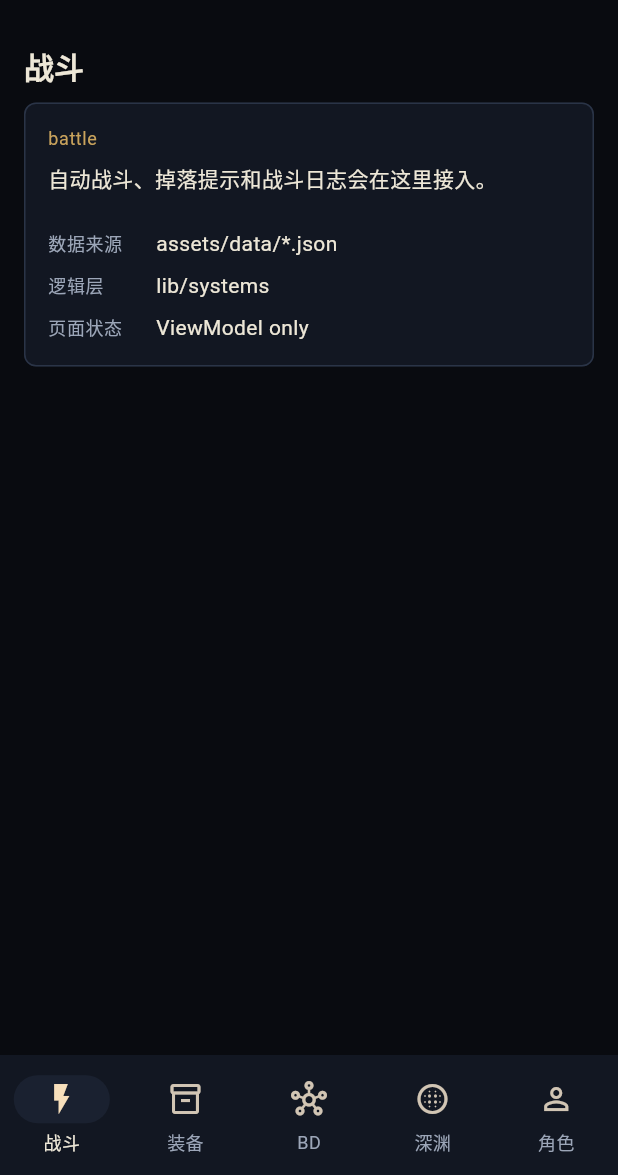
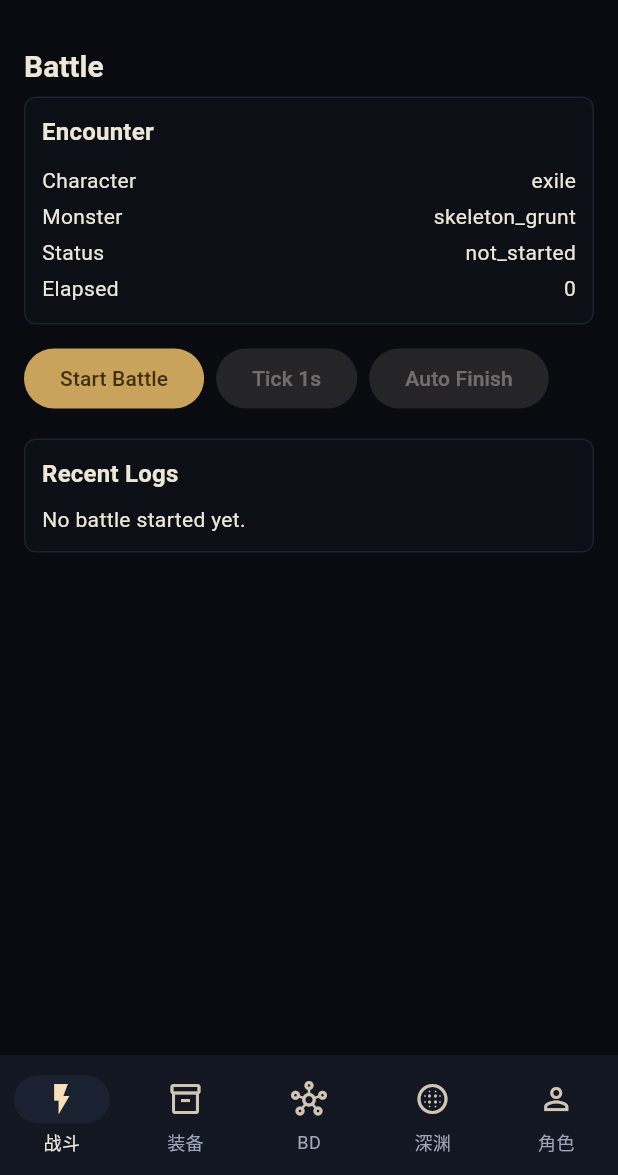
Before and after one commit to zton100/AhGame, a Flutter app: the screen it shows after launch, on a phone screen of 412 x 824 dp, the part 61-1236 px from its top. Run offline on Flutter 3.47's test engine with Material 3 defaults, Android fonts, the phone set to English and light mode, and no system bars; our stand-ins replace flutter_riverpod, hive, hive_flutter; accounts and stored records are empty.

Commit message:
feat: add battle page

```diff
--- /dev/null
+++ b/lib/features/battle/battle_controller.dart
@@ -0,0 +1,133 @@
+import '../../core/save/player_save_provider.dart';
+import '../../models/battle_settlement_report.dart';
+import '../../models/battle_state.dart';
+import '../../models/monster_config.dart';
+import '../../models/save_data.dart';
+import '../../systems/battle/battle_settlement_service.dart';
+import '../../systems/battle/battle_simulator.dart';
+import '../../systems/character/character_service.dart';
+import '../../systems/character/class_service.dart';
+import '../../systems/config/game_database.dart';
+import '../../systems/monsters/monster_factory.dart';
+import '../../systems/monsters/monster_service.dart';
+import '../../systems/skills/skill_service.dart';
+import '../../systems/stats/character_final_stats_service.dart';
+
+class BattleController {
+  BattleController({
+    BattleSimulator simulator = const BattleSimulator(),
+    BattleSettlementService settlementService = const BattleSettlementService(),
+    MonsterFactory monsterFactory = const MonsterFactory(),
+    String fixedMonsterId = 'skeleton_grunt',
+  })  : _simulator = simulator,
+        _settlementService = settlementService,
+        _monsterFactory = monsterFactory,
+        _fixedMonsterId = fixedMonsterId;
+
+  final BattleSimulator _simulator;
+  final BattleSettlementService _settlementService;
+  final MonsterFactory _monsterFactory;
+  final String _fixedMonsterId;
+
+  BattleState? battle;
+  MonsterConfig? monsterConfig;
+  BattleSettlementReport? settlementReport;
+  String? errorMessage;
+
+  bool get canSettle => battle?.result == BattleResult.victory;
+  bool get hasSettled => settlementReport?.accepted == true;
+
+  void createBattle({
+    required SaveData saveData,
+    required GameDatabase database,
+  }) {
+    final character = CharacterService(
+      classService: ClassService(database),
+    ).restoreFromSave(saveData);
+    final inventory = inventoryStateFromSave(saveData.inventory);
+    final computedStats = const CharacterFinalStatsService().compute(
+      character: character,
+      loadout: inventory.equipmentLoadout,
+      inventory: inventory,
+      database: database,
+    );
+    final skillService = SkillService(database);
+    final monsterService = MonsterService(database);
+    final config = monsterService.requireMonster(_fixedMonsterId);
+    final monster = _monsterFactory.create(config: config);
+
+    monsterConfig = config;
+    settlementReport = null;
+    errorMessage = null;
+    battle = _simulator.createBattle(
+      character: character,
+      computedStats: computedStats.computedStats,
+      skillLoadout: saveData.playerProgress.skillLoadout,
+      monster: monster,
+      skillService: skillService,
+    );
+  }
+
+  void tick({double seconds = 1}) {
+    final current = battle;
+    if (current == null) {
+      errorMessage = 'Start a battle before ticking.';
+      return;
+    }
+    errorMessage = null;
+    battle = _simulator.tick(current, seconds);
+  }
+
+  void autoAdvance({int maxTicks = 100, double secondsPerTick = 1}) {
+    final current = battle;
+    if (current == null) {
+      errorMessage = 'Start a battle before auto advancing.';
+      return;
+    }
+
+    var next = current;
+    for (var i = 0; i < maxTicks && !next.isFinished; i += 1) {
+      next = _simulator.tick(next, secondsPerTick);
+    }
+    errorMessage = null;
+    battle = next;
+  }
+
+  Future<BattleSettlementReport?> settleVictory({
+    required SaveData saveData,
+    required GameDatabase database,
+    required PlayerSaveController saveController,
+    int seed = 1,
+  }) async {
+    if (settlementReport != null) {
+      return settlementReport;
+    }
+
+    final current = battle;
+    final config = monsterConfig;
+    if (current == null || config == null) {
+      errorMessage = 'Start a battle before settlement.';
+      return null;
+    }
+    if (current.result != BattleResult.victory) {
+      errorMessage = 'Only victory battles can be settled.';
+      return null;
+    }
+
+    final report = _settlementService.settle(
+      battle: current,
+      monster: config,
+      saveData: saveData,
+      database: database,
+      seed: seed,
+    );
+    settlementReport = report;
+    errorMessage = report.accepted ? null : report.reason.name;
+
+    if (report.accepted) {
+      await saveController.save(report.saveData);
+    }
+
+    return report;
+  }
+}
--- /dev/null
+++ b/lib/features/battle/battle_page.dart
@@ -0,0 +1,393 @@
+import 'package:flutter/material.dart';
+import 'package:flutter_riverpod/flutter_riverpod.dart';
+
+import '../../core/save/player_save_provider.dart';
+import '../../core/theme/app_theme.dart';
+import '../../models/battle_settlement_report.dart';
+import '../../models/battle_state.dart';
+import '../../models/save_data.dart';
+import '../../systems/config/game_database.dart';
+import '../../systems/config/game_database_service.dart';
+import 'battle_controller.dart';
+
+class BattlePage extends ConsumerStatefulWidget {
+  const BattlePage({super.key});
+
+  @override
+  ConsumerState<BattlePage> createState() => _BattlePageState();
+}
+
+class _BattlePageState extends ConsumerState<BattlePage> {
+  late final BattleController _controller;
+  bool _isSettling = false;
+
+  @override
+  void initState() {
+    super.initState();
+    _controller = BattleController();
+  }
+
+  @override
+  Widget build(BuildContext context) {
+    final saveLoad = ref.watch(playerSaveProvider);
+    final databaseLoad = ref.watch(gameDatabaseLoadProvider);
+
+    if (saveLoad.isLoading && !saveLoad.hasValue) {
+      return const _BattleMessage(
+        title: 'Loading save',
+        message: 'Creating or loading the current character save.',
+        icon: Icons.hourglass_empty,
+      );
+    }
+
+    if (saveLoad.hasError && !saveLoad.hasValue) {
+      return _BattleMessage(
+        title: 'Save load failed',
+        message: saveLoad.error.toString(),
+        icon: Icons.error_outline,
+      );
+    }
+
+    final saveData = saveLoad.valueOrNull;
+    if (saveData == null) {
+      return const _BattleMessage(
+        title: 'Preparing save',
+        message: 'Battle will be available after the save is ready.',
+        icon: Icons.hourglass_empty,
+      );
+    }
+
+    return databaseLoad.when(
+      data: (result) {
+        return _BattlePageContent(
+          controller: _controller,
+          saveData: saveData,
+          isSettling: _isSettling,
+          onStart: () => _startBattle(saveData, result.database),
+          onTick: () => _tick(saveData, result.database),
+          onAutoFinish: () => _autoFinish(saveData, result.database),
+          onSettle: () => _settleIfVictory(saveData, result.database),
+        );
+      },
+      error: (error, _) {
+        return _BattleMessage(
+          title: 'Battle data load failed',
+          message: error.toString(),
+          icon: Icons.error_outline,
+        );
+      },
+      loading: () {
+        return const _BattleMessage(
+          title: 'Loading battle data',
+          message: 'Skills, monsters, and loot tables are loading.',
+          icon: Icons.hourglass_empty,
+        );
+      },
+    );
+  }
+
+  void _startBattle(SaveData saveData, GameDatabase database) {
+    setState(() {
+      _controller.createBattle(saveData: saveData, database: database);
+    });
+  }
+
+  Future<void> _tick(SaveData saveData, GameDatabase database) async {
+    setState(() {
+      _controller.tick();
+    });
+    await _settleIfVictory(saveData, database);
+  }
+
+  Future<void> _autoFinish(SaveData saveData, GameDatabase database) async {
+    setState(() {
+      _controller.autoAdvance();
+    });
+    await _settleIfVictory(saveData, database);
+  }
+
+  Future<void> _settleIfVictory(
+      SaveData saveData, GameDatabase database) async {
+    if (!_controller.canSettle || _controller.hasSettled || _isSettling) {
+      return;
+    }
+
+    setState(() {
+      _isSettling = true;
+    });
+    try {
+      await _controller.settleVictory(
+        saveData: saveData,
+        database: database,
+        saveController: ref.read(playerSaveProvider.notifier),
+      );
+    } finally {
+      if (mounted) {
+        setState(() {
+          _isSettling = false;
+        });
+      }
+    }
+  }
+}
+
+class _BattlePageContent extends StatelessWidget {
+  const _BattlePageContent({
+    required this.controller,
+    required this.saveData,
+    required this.isSettling,
+    required this.onStart,
+    required this.onTick,
+    required this.onAutoFinish,
+    required this.onSettle,
+  });
+
+  final BattleController controller;
+  final SaveData saveData;
+  final bool isSettling;
+  final VoidCallback onStart;
+  final VoidCallback onTick;
+  final VoidCallback onAutoFinish;
+  final VoidCallback onSettle;
+
+  @override
+  Widget build(BuildContext context) {
+    final battle = controller.battle;
+    final report = controller.settlementReport;
+    final monsterName = controller.monsterConfig?.name ?? 'skeleton_grunt';
+
+    return ListView(
+      padding: const EdgeInsets.all(16),
+      children: [
+        Text('Battle', style: Theme.of(context).textTheme.titleLarge),
+        const SizedBox(height: 8),
+        _Section(
+          title: 'Encounter',
+          children: [
+            _InfoRow(
+                label: 'Character',
+                value: saveData.playerProgress.currentClassId),
+            _InfoRow(label: 'Monster', value: monsterName),
+            _InfoRow(
+                label: 'Status', value: battle?.result.name ?? 'not_started'),
+            _InfoRow(
+                label: 'Elapsed',
+                value: _formatNumber(battle?.elapsedSeconds ?? 0)),
+            if (battle != null)
+              _InfoRow(
+                label: 'HP',
+                value:
+                    '${_formatNumber(battle.monster.currentHp)} / ${_formatNumber(battle.monster.maxHp)}',
+              ),
+          ],
+        ),
+        const SizedBox(height: 12),
+        Wrap(
+          spacing: 8,
+          runSpacing: 8,
+          children: [
+            FilledButton(
+              onPressed: onStart,
+              child: const Text('Start Battle'),
+            ),
+            FilledButton.tonal(
+              onPressed: battle == null || battle.isFinished ? null : onTick,
+              child: const Text('Tick 1s'),
+            ),
+            FilledButton.tonal(
+              onPressed:
+                  battle == null || battle.isFinished ? null : onAutoFinish,
+              child: const Text('Auto Finish'),
+            ),
+            if (battle?.result == BattleResult.victory)
+              OutlinedButton(
+                onPressed:
+                    controller.hasSettled || isSettling ? null : onSettle,
+                child: Text(isSettling ? 'Settling...' : 'Settle Victory'),
+              ),
+          ],
+        ),
+        if (controller.errorMessage != null) ...[
+          const SizedBox(height: 12),
+          _WarningBanner(message: controller.errorMessage!),
+        ],
+        const SizedBox(height: 16),
+        _Section(
+          title: 'Recent Logs',
+          children: [
+            if (battle == null)
+              const Text('No battle started yet.')
+            else
+              for (final log in battle.logs
+                  .skip(battle.logs.length > 20 ? battle.logs.length - 20 : 0))
+                Text(
+                  '[${_formatNumber(log.time)}s] ${log.message}',
+                  style: Theme.of(context).textTheme.bodySmall,
+                ),
+          ],
+        ),
+        if (report != null) ...[
+          const SizedBox(height: 16),
+          _SettlementReportView(report: report),
+        ],
+      ],
+    );
+  }
+}
+
+class _SettlementReportView extends StatelessWidget {
+  const _SettlementReportView({required this.report});
+
+  final BattleSettlementReport report;
+
+  @override
+  Widget build(BuildContext context) {
+    return _Section(
+      title: 'Settlement',
+      children: [
+        _InfoRow(label: 'Accepted', value: report.accepted.toString()),
+        _InfoRow(
+            label: 'Experience', value: report.gainedExperience.toString()),
+        _InfoRow(label: 'Gold', value: report.gainedGold.toString()),
+        _InfoRow(
+          label: 'Materials',
+          value: report.gainedMaterials
+              .fold<int>(
+                0,
+                (total, stack) => total + stack.quantity,
+              )
+              .toString(),
+        ),
+        _InfoRow(
+          label: 'Dropped equipment',
+          value: report.generatedEquipment.length.toString(),
+        ),
+        _InfoRow(
+          label: 'Rejected equipment',
+          value: report.rejectedEquipment.length.toString(),
+        ),
+        _InfoRow(label: 'Leveled up', value: report.leveledUp.toString()),
+        _InfoRow(label: 'New level', value: report.newLevel.toString()),
+      ],
+    );
+  }
+}
+
+class _Section extends StatelessWidget {
+  const _Section({
+    required this.title,
+    required this.children,
+  });
+
+  final String title;
+  final List<Widget> children;
+
+  @override
+  Widget build(BuildContext context) {
+    return DecoratedBox(
+      decoration: BoxDecoration(
+        color: AppTheme.surfaceRaised.withValues(alpha: 0.2),
+        borderRadius: BorderRadius.circular(8),
+        border: Border.all(color: AppTheme.surfaceRaised),
+      ),
+      child: Padding(
+        padding: const EdgeInsets.all(12),
+        child: Column(
+          crossAxisAlignment: CrossAxisAlignment.start,
+          children: [
+            Text(title, style: Theme.of(context).textTheme.titleMedium),
+            const SizedBox(height: 8),
+            ...children,
+          ],
+        ),
+      ),
+    );
+  }
+}
+
+class _InfoRow extends StatelessWidget {
+  const _InfoRow({
+    required this.label,
+    required this.value,
+  });
+
+  final String label;
+  final String value;
+
+  @override
+  Widget build(BuildContext context) {
+    return Padding(
+      padding: const EdgeInsets.symmetric(vertical: 2),
+      child: Row(
+        children: [
+          Expanded(child: Text(label)),
+          Text(value, style: Theme.of(context).textTheme.bodyMedium),
+        ],
+      ),
+    );
+  }
+}
+
+class _WarningBanner extends StatelessWidget {
+  const _WarningBanner({required this.message});
+
+  final String message;
+
+  @override
+  Widget build(BuildContext context) {
+    return DecoratedBox(
+      decoration: BoxDecoration(
+        color: AppTheme.danger.withValues(alpha: 0.12),
+        borderRadius: BorderRadius.circular(8),
+        border: Border.all(color: AppTheme.danger.withValues(alpha: 0.5)),
+      ),
+      child: Padding(
+        padding: const EdgeInsets.all(12),
+        child: Text(message),
+      ),
+    );
+  }
+}
+
+class _BattleMessage extends StatelessWidget {
+  const _BattleMessage({
+    required this.title,
+    required this.message,
+    required this.icon,
+  });
+
+  final String title;
+  final String message;
+  final IconData icon;
+
+  @override
+  Widget build(BuildContext context) {
+    return Center(
+      child: Padding(
+        padding: const EdgeInsets.all(24),
+        child: Column(
+          mainAxisSize: MainAxisSize.min,
+          children: [
+            Icon(icon, size: 44, color: AppTheme.primary),
+            const SizedBox(height: 12),
+            Text(title, style: Theme.of(context).textTheme.titleLarge),
+            const SizedBox(height: 8),
+            Text(
+              message,
+              textAlign: TextAlign.center,
+              style: Theme.of(context).textTheme.bodySmall,
+            ),
+          ],
+        ),
+      ),
+    );
+  }
+}
+
+String _formatNumber(double value) {
+  if (value == value.roundToDouble()) {
+    return value.toStringAsFixed(0);
+  }
+
+  return value.toStringAsFixed(1);
+}
--- a/lib/features/shell/main_shell.dart
+++ b/lib/features/shell/main_shell.dart
@@ -4,6 +4,7 @@ import 'package:flutter/material.dart';
 import '../../core/routing/app_route.dart';
 import '../../core/theme/app_theme.dart';
 import '../../systems/navigation/navigation_service.dart';
+import '../battle/battle_page.dart';
 import '../character/character_page.dart';
 import '../debug/debug_page.dart';
 import '../equipment/equipment_page.dart';
@@ -72,11 +73,7 @@ class _MainShellState extends State<MainShell> {
   Widget _buildPageForRoute(AppRoute route) {
     switch (route) {
       case AppRoute.battle:
-        return FeaturePlaceholderPage(
-          title: route.label,
-          routeId: route.id,
-          summary: '自动战斗、掉落提示和战斗日志会在这里接入。',
-        );
+        return const BattlePage();
       case AppRoute.equipment:
         return const EquipmentPage();
       case AppRoute.build:
```
Also changed, not shown: 2 other files.
